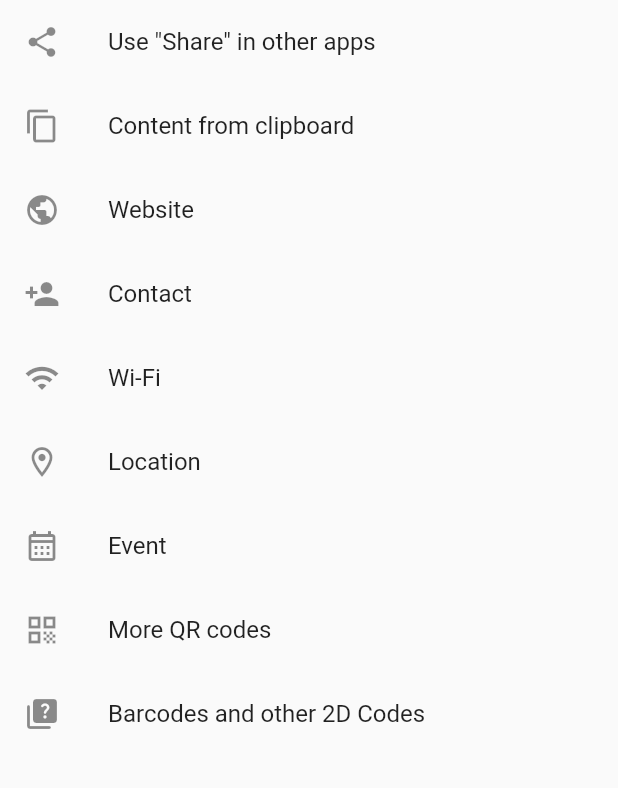
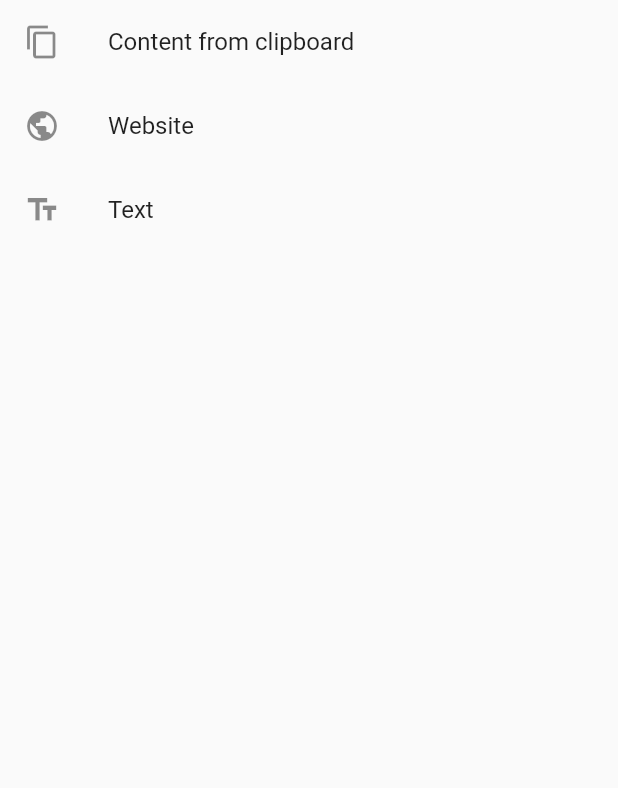
Before and after one commit to david-yappeter/qr_barcode_scanner, a Flutter app: the screen it shows after launch, tab 2 chosen, on a phone screen of 412 x 824 dp, the part 84-872 px from its top. Run offline on Flutter 3.47's test engine with Material 2 defaults, Android fonts, the phone set to English and light mode, and no system bars; our stand-ins replace get, hive, qr_flutter; missing offline and left inert: flutter_zxing; accounts and stored records are empty.

Commit message:
feat: add text and website screen

```diff
--- a/lib/screen/scanner.dart
+++ b/lib/screen/scanner.dart
@@ -9,6 +9,8 @@ import 'package:qr_barcode_scanner/model/history.dart';
 import 'package:qr_barcode_scanner/screen/history.dart';
 import 'package:qr_barcode_scanner/screen/qr_preview.dart';
 import 'package:qr_barcode_scanner/screen/scan_result.dart';
+import 'package:qr_barcode_scanner/screen/text.dart';
+import 'package:qr_barcode_scanner/screen/website.dart';
 
 class ScannerScreen extends GetView<ScannerController> {
   static const routeName = '/scanner';
@@ -53,7 +55,7 @@ class ScannerScreen extends GetView<ScannerController> {
 
     return ListView(
       children: [
-        buildTile(icon: Icons.share, title: "Use \"Share\" in other apps"),
+        // buildTile(icon: Icons.share, title: "Use \"Share\" in other apps"),
         buildTile(
             icon: Icons.copy,
             title: "Content from clipboard",
@@ -74,14 +76,27 @@ class ScannerScreen extends GetView<ScannerController> {
                 ),
               );
             }),
-        buildTile(icon: Icons.public, title: "Website"),
-        buildTile(icon: Icons.person_add, title: "Contact"),
-        buildTile(icon: Icons.wifi, title: "Wi-Fi"),
-        buildTile(icon: Icons.location_on_outlined, title: "Location"),
-        buildTile(icon: Icons.calendar_month_outlined, title: "Event"),
-        buildTile(icon: Icons.qr_code_outlined, title: "More QR codes"),
         buildTile(
-            icon: Icons.quiz_rounded, title: "Barcodes and other 2D Codes"),
+          icon: Icons.public,
+          title: "Website",
+          onTap: () {
+            Get.to(() => WebsiteScreen());
+          },
+        ),
+        buildTile(
+          icon: Icons.text_fields,
+          title: "Text",
+          onTap: () {
+            Get.to(() => TextScreen());
+          },
+        ),
+        // buildTile(icon: Icons.person_add, title: "Contact"),
+        // buildTile(icon: Icons.wifi, title: "Wi-Fi"),
+        // buildTile(icon: Icons.location_on_outlined, title: "Location"),
+        // buildTile(icon: Icons.calendar_month_outlined, title: "Event"),
+        // buildTile(icon: Icons.qr_code_outlined, title: "More QR codes"),
+        // buildTile(
+        //     icon: Icons.quiz_rounded, title: "Barcodes and other 2D Codes"),
       ],
     );
   }
```
Also changed, not shown: lib/screen/text.dart (added, +53 -0 lines), lib/screen/website.dart (added, +54 -0 lines).
